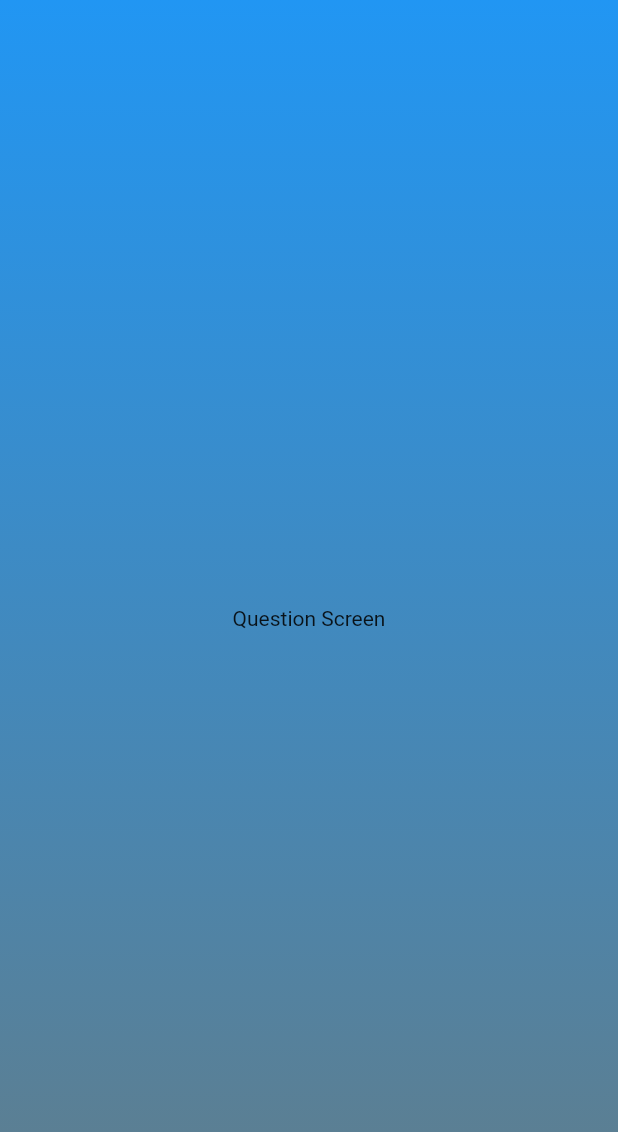
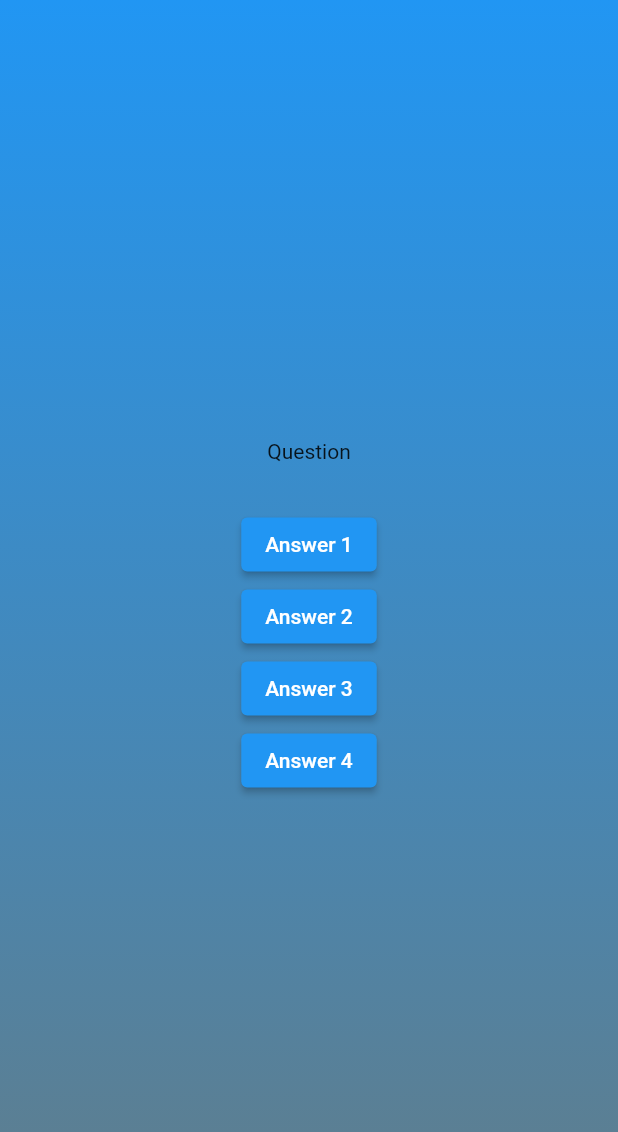
Before and after one commit to yhrjfj/basics_quiz, a Flutter app: the screen it shows after launch, after a tap on "Start Quiz", on a phone screen of 412 x 824 dp. Shown: the top 1132 px of the screen. Run offline on Flutter 3.47's test engine with Material 2 defaults, Android fonts, the light colour scheme and no system bars.

Commit message:
Basic template for question

```diff
--- a/lib/questions_screen.dart
+++ b/lib/questions_screen.dart
@@ -12,8 +12,33 @@ class QuestionsScreen extends StatefulWidget {
 class _QuestionsScreenState extends State<QuestionsScreen> {
   @override
   Widget build(context) {
-    return const Center(
-      child: Text('Question Screen'),
+    return SizedBox(
+      width: double.infinity,
+      child: Column(
+        mainAxisAlignment: MainAxisAlignment.center,
+        children: [
+          const Text('Question'),
+          const SizedBox(
+            height: 30,
+          ),
+          ElevatedButton(
+            onPressed: () {},
+            child: const Text('Answer 1'),
+          ),
+          ElevatedButton(
+            onPressed: () {},
+            child: const Text('Answer 2'),
+          ),
+          ElevatedButton(
+            onPressed: () {},
+            child: const Text('Answer 3'),
+          ),
+          ElevatedButton(
+            onPressed: () {},
+            child: const Text('Answer 4'),
+          ),
+        ],
+      ),
     );
   }
 }
```
